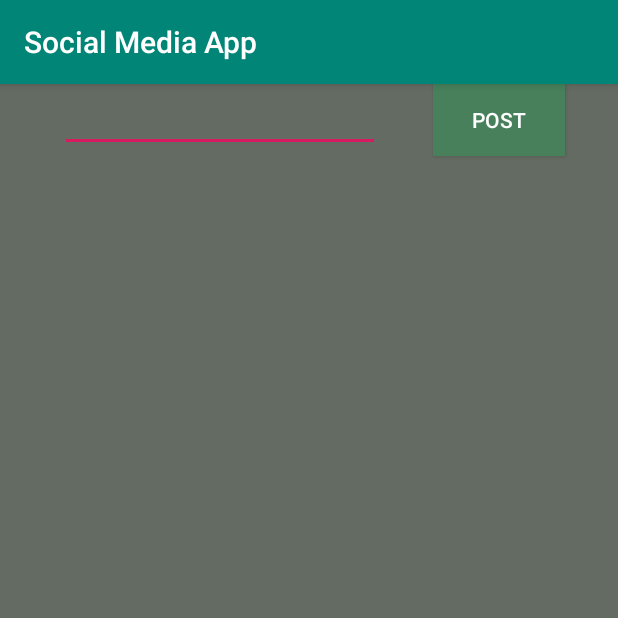
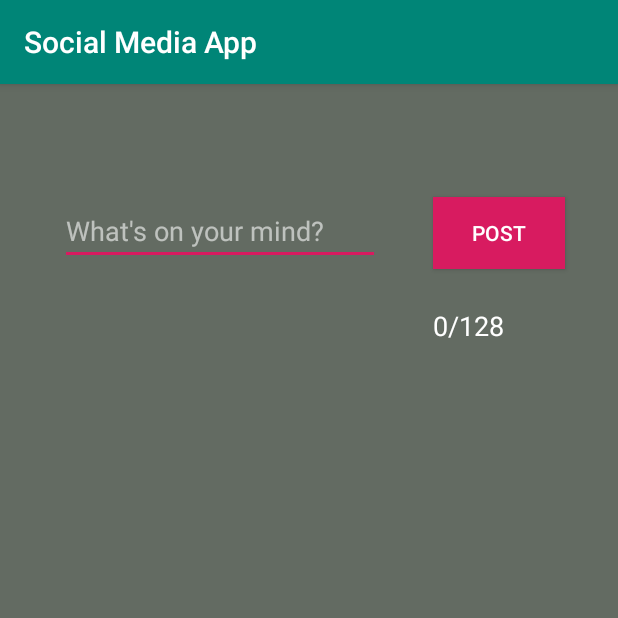
Before and after one commit to alanfinnin/social_app, an Android app: the PostActivity screen opened directly, with no data from a screen before it, on a phone screen of 412 x 824 dp, the top half of it. Run offline under Robolectric (Android 15) with nearby library versions, the phone set to English and light mode, and no system bars; our stand-ins replace Firebase (no records; nobody signed in at launch, a user with empty details on screens opened directly).

Commit message:
Tidied post activity and fixed colours

```diff
--- a/app/src/main/AndroidManifest.xml
+++ b/app/src/main/AndroidManifest.xml
@@ -9,6 +9,7 @@
         android:roundIcon="@mipmap/ic_launcher_round"
         android:supportsRtl="true"
         android:theme="@style/AppTheme">
+        android:
         <activity android:name=".PostActivity"></activity>
         <activity android:name=".post" />
         <activity android:name=".LoggedIn" />
--- a/app/src/main/java/com/example/week2ex1/LoggedIn.java
+++ b/app/src/main/java/com/example/week2ex1/LoggedIn.java
@@ -59,7 +59,7 @@ public class LoggedIn extends AppCompatActivity {
                                 numberOfPosts++;
                                 //System.out.println(document.getId());
                                 //System.out.println(document.getData());
-                                postList.add("\n" + document.get("username") + "\n" + document.get("post") + "\n");
+                                postList.add("\n" + document.get("username") + "\n" + document.get("time") + "\n" + document.get("post") + "\n");
                                 //TextView info = (TextView) findViewById(R.id.info);
                                 //info.append("\n" + document.get("username") + "\n" + document.get("post") + "\n");
                             }
--- a/app/src/main/java/com/example/week2ex1/PostActivity.java
+++ b/app/src/main/java/com/example/week2ex1/PostActivity.java
@@ -6,8 +6,11 @@ import androidx.appcompat.app.AppCompatActivity;
 import android.content.Context;
 import android.content.Intent;
 import android.os.Bundle;
+import android.text.Editable;
+import android.text.TextWatcher;
 import android.util.Log;
 import android.view.View;
+import android.widget.EditText;
 import android.widget.TextView;
 import android.widget.Toast;
 
@@ -31,6 +34,9 @@ import static com.google.firebase.Timestamp.now;
 
 public class PostActivity extends AppCompatActivity {
     int numberOfPosts = 0;
+    //The maximum number of chars a post can have
+    private final int maxPostChars = 128;
+
     @Override
     protected void onCreate(Bundle savedInstanceState) {
         super.onCreate(savedInstanceState);
@@ -51,11 +57,30 @@ public class PostActivity extends AppCompatActivity {
                         }
                     }
                 });
+
+
+        final EditText postText = (EditText) findViewById(R.id.post_text);
+        final TextView textView = (TextView) findViewById(R.id.textViewPostLength);
+        textView.setText("0/" + maxPostChars);
+
+        postText.addTextChangedListener(new TextWatcher() {
+            @Override
+            public void beforeTextChanged(CharSequence charSequence, int i, int i1, int i2) {
+
+            }
+            @Override
+            public void onTextChanged(CharSequence charSequence, int i, int i1, int i2) {
+                int postLength = postText.getText().length();
+                textView.setText(postLength + "/" + maxPostChars);
+            }
+            @Override
+            public void afterTextChanged(Editable editable) {
+
+            }
+        });
     }
 
     public void sendData(View view){
-        //The maximum number of chars a post can have
-        final int maxPostChars = 128;
         //Boolean value of whether post string is valid or not
         boolean validPostString = true;
 
@@ -98,4 +123,6 @@ public class PostActivity extends AppCompatActivity {
             postToast.show();
         }
     }
+
+
 }
--- a/app/src/main/res/layout/activity_logged_in.xml
+++ b/app/src/main/res/layout/activity_logged_in.xml
@@ -13,7 +13,7 @@
         android:layout_height="wrap_content"
         android:layout_marginEnd="20dp"
         android:layout_marginBottom="20dp"
-        android:backgroundTint="@color/colorPrimary"
+        android:backgroundTint="@color/colorAccent"
         android:clickable="true"
         android:onClick="refresh"
         android:src="@android:drawable/stat_notify_sync"
@@ -26,6 +26,7 @@
         android:id="@+id/info"
         android:layout_width="288dp"
         android:layout_height="583dp"
+        android:autoLink="web|email"
         android:textColor="#ffffff"
         app:layout_constraintBottom_toBottomOf="parent"
         app:layout_constraintEnd_toEndOf="parent"
@@ -40,7 +41,7 @@
         android:layout_height="wrap_content"
         android:layout_marginEnd="20dp"
         android:layout_marginBottom="20dp"
-        android:backgroundTint="@color/colorPrimary"
+        android:backgroundTint="@color/colorAccent"
         android:clickable="true"
         android:onClick="post"
         android:tint="@android:color/background_light"
--- a/app/src/main/res/layout/activity_main.xml
+++ b/app/src/main/res/layout/activity_main.xml
@@ -12,7 +12,7 @@
         android:id="@+id/sign_in"
         android:layout_width="200dp"
         android:layout_height="100dp"
-        android:background="#47805b"
+        android:background="@color/colorAccent"
         android:onClick="onClickSignIn"
         android:text="@string/common_signin_button_text"
         android:textColor="#ffffff"
--- a/app/src/main/res/layout/activity_post.xml
+++ b/app/src/main/res/layout/activity_post.xml
@@ -11,23 +11,39 @@
         android:id="@+id/post"
         android:layout_width="wrap_content"
         android:layout_height="wrap_content"
-        android:background="#47805b"
+        android:background="@color/colorAccent"
         android:onClick="sendData"
         android:text="POST"
-        android:textColor="#ffffff"
+        android:textColor="@color/colorText"
 
         app:layout_constraintEnd_toEndOf="parent"
         app:layout_constraintStart_toEndOf="@+id/post_text"
-        tools:layout_editor_absoluteY="72dp" />
+        app:layout_constraintTop_toTopOf="@+id/post_text" />
 
     <EditText
         android:id="@+id/post_text"
         android:layout_width="wrap_content"
         android:layout_height="wrap_content"
         android:layout_marginStart="40dp"
+        android:layout_marginTop="75dp"
         android:ems="10"
         android:gravity="start|top"
+        android:hint="What's on your mind?"
         android:inputType="textMultiLine"
+        android:maxLength="128"
+        android:textColor="@color/colorText"
+        android:textColorHint="@color/colorTextHint"
         app:layout_constraintStart_toStartOf="parent"
-        tools:layout_editor_absoluteY="75dp" />
+        app:layout_constraintTop_toTopOf="parent" />
+
+    <TextView
+        android:id="@+id/textViewPostLength"
+        android:layout_width="wrap_content"
+        android:layout_height="wrap_content"
+        android:layout_marginTop="25dp"
+        android:text="Error"
+        android:textColor="@color/colorText"
+        android:textSize="18sp"
+        app:layout_constraintStart_toStartOf="@+id/post"
+        app:layout_constraintTop_toBottomOf="@+id/post" />
 </androidx.constraintlayout.widget.ConstraintLayout>
--- a/app/src/main/res/values/colors.xml
+++ b/app/src/main/res/values/colors.xml
@@ -4,4 +4,6 @@
     <color name="colorPrimaryDark">#00574B</color>
     <color name="colorAccent">#D81B60</color>
     <color name="colorPlusSign">#FFFFFF</color>
+    <color name="colorText">#FFFFFF</color>
+    <color name="colorTextHint">#96FFFFFF</color>
 </resources>
```
